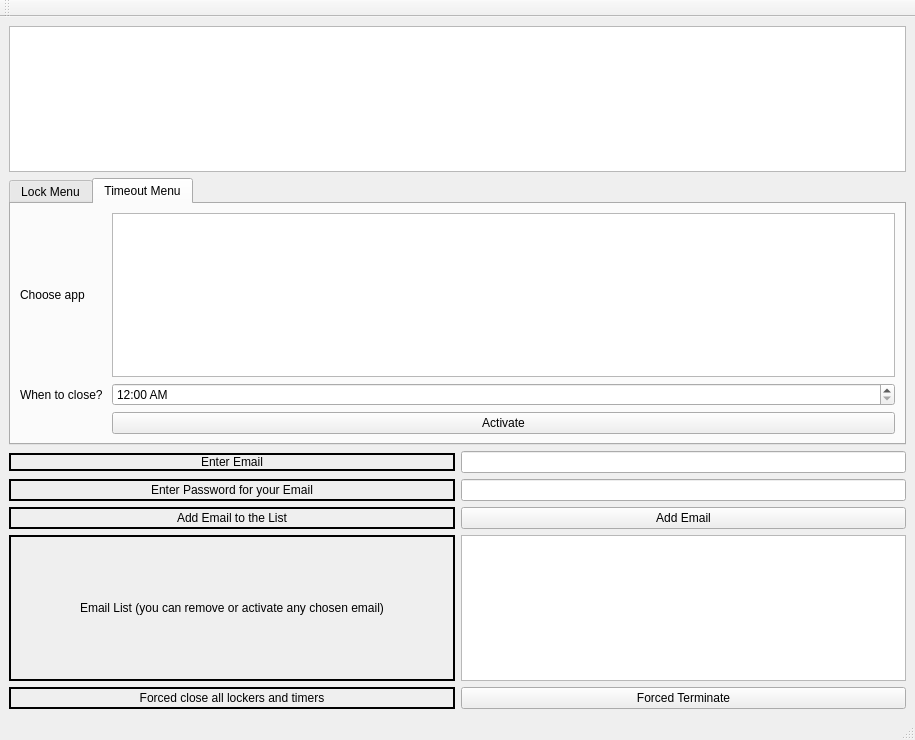
The window that resources/FocusUI.ui (PatrickDuong3001/FocusHelper) describes before a commit, drawn with Qt 5.
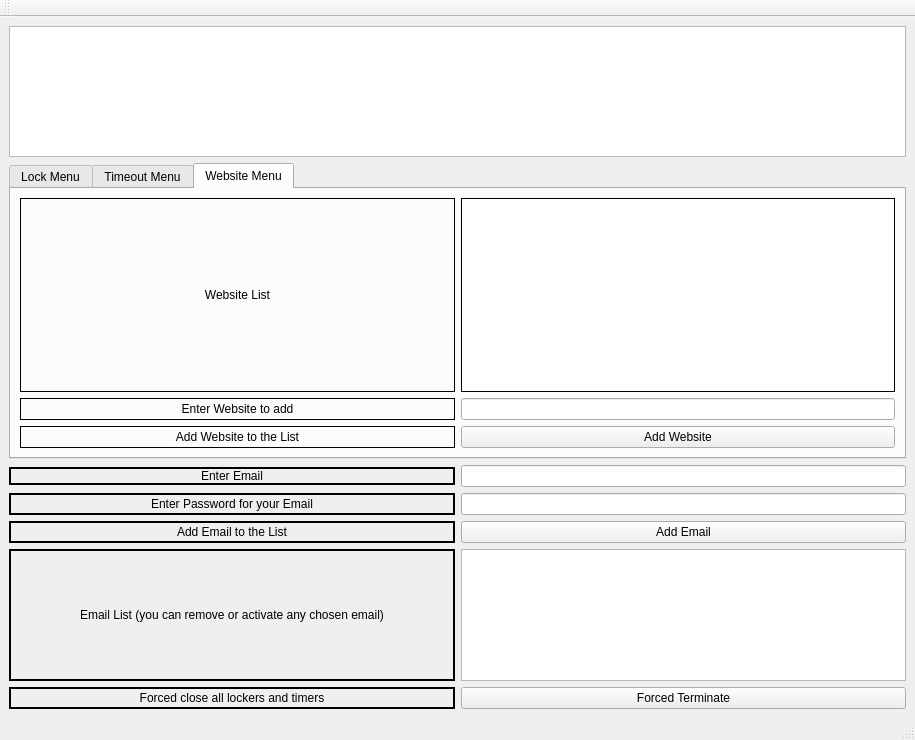
The same window after the commit.

Diff of the .ui file:
```diff
--- a/resources/FocusUI.ui
+++ b/resources/FocusUI.ui
@@ -47,7 +47,7 @@
          <cursorShape>ArrowCursor</cursorShape>
         </property>
         <property name="currentIndex">
-         <number>1</number>
+         <number>2</number>
         </property>
         <widget class="QWidget" name="tab">
          <attribute name="title">
@@ -285,16 +285,28 @@
          <layout class="QGridLayout" name="gridLayout">
           <item row="0" column="0">
            <widget class="QLabel" name="label_4">
+            <property name="frameShape">
+             <enum>QFrame::NoFrame</enum>
+            </property>
             <property name="text">
              <string>Choose app</string>
             </property>
+            <property name="alignment">
+             <set>Qt::AlignCenter</set>
+            </property>
            </widget>
           </item>
           <item row="1" column="0">
            <widget class="QLabel" name="label_3">
+            <property name="frameShape">
+             <enum>QFrame::NoFrame</enum>
+            </property>
             <property name="text">
              <string>When to close? </string>
             </property>
+            <property name="alignment">
+             <set>Qt::AlignCenter</set>
+            </property>
            </widget>
           </item>
           <item row="2" column="2">
@@ -319,6 +331,91 @@
           </item>
          </layout>
         </widget>
+        <widget class="QWidget" name="tab_3">
+         <attribute name="title">
+          <string>Website Menu</string>
+         </attribute>
+         <layout class="QGridLayout" name="gridLayout_5">
+          <item row="0" column="0">
+           <layout class="QGridLayout" name="gridLayout_4">
+            <item row="0" column="1">
+             <widget class="QListWidget" name="webList">
+              <property name="sizePolicy">
+               <sizepolicy hsizetype="Minimum" vsizetype="Minimum">
+                <horstretch>0</horstretch>
+                <verstretch>0</verstretch>
+               </sizepolicy>
+              </property>
+              <property name="frameShape">
+               <enum>QFrame::Box</enum>
+              </property>
+              <property name="frameShadow">
+               <enum>QFrame::Plain</enum>
+              </property>
+             </widget>
+            </item>
+            <item row="0" column="0">
+             <widget class="QLabel" name="webListLabel">
+              <property name="sizePolicy">
+               <sizepolicy hsizetype="Expanding" vsizetype="Expanding">
+                <horstretch>0</horstretch>
+                <verstretch>0</verstretch>
+               </sizepolicy>
+              </property>
+              <property name="autoFillBackground">
+               <bool>false</bool>
+              </property>
+              <property name="frameShape">
+               <enum>QFrame::Box</enum>
+              </property>
+              <property name="text">
+               <string>Website List</string>
+              </property>
+              <property name="alignment">
+               <set>Qt::AlignCenter</set>
+              </property>
+             </widget>
+            </item>
+            <item row="1" column="1">
+             <widget class="QLineEdit" name="webInsert"/>
+            </item>
+            <item row="1" column="0">
+             <widget class="QLabel" name="label_9">
+              <property name="frameShape">
+               <enum>QFrame::Box</enum>
+              </property>
+              <property name="text">
+               <string>Enter Website to add</string>
+              </property>
+              <property name="alignment">
+               <set>Qt::AlignCenter</set>
+              </property>
+             </widget>
+            </item>
+            <item row="2" column="0">
+             <widget class="QLabel" name="label_17">
+              <property name="frameShape">
+               <enum>QFrame::Box</enum>
+              </property>
+              <property name="text">
+               <string>Add Website to the List</string>
+              </property>
+              <property name="alignment">
+               <set>Qt::AlignCenter</set>
+              </property>
+             </widget>
+            </item>
+            <item row="2" column="1">
+             <widget class="QPushButton" name="webAdder">
+              <property name="text">
+               <string>Add Website</string>
+              </property>
+             </widget>
+            </item>
+           </layout>
+          </item>
+         </layout>
+        </widget>
        </widget>
       </item>
      </layout>
```
Left out of the diff: 6 changed lines with no effect on the pictures.
